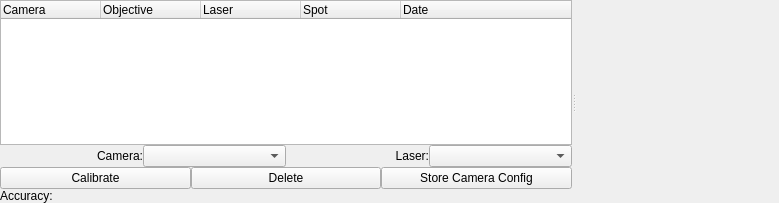
The window that lib/devices/Scanner/DeviceTemplate.ui (acq4/acq4) describes before a commit, drawn with Qt 5.
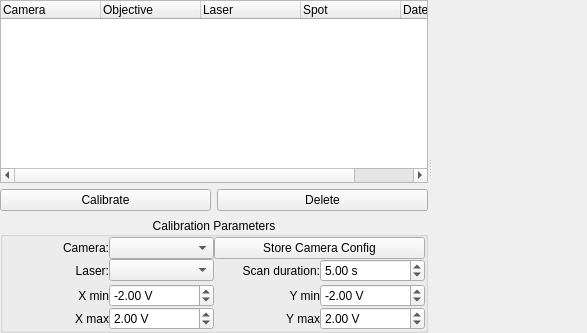
The same window after the commit. Custom widgets are drawn as their Qt base class.

Commit message: Updates to scanner calibration gui

Patch:
```diff
--- a/lib/devices/Scanner/DeviceTemplate.ui
+++ b/lib/devices/Scanner/DeviceTemplate.ui
@@ -6,30 +6,27 @@
    <rect>
     <x>0</x>
     <y>0</y>
-    <width>779</width>
-    <height>203</height>
+    <width>587</width>
+    <height>333</height>
    </rect>
   </property>
   <property name="windowTitle">
    <string>Form</string>
   </property>
-  <layout class="QHBoxLayout" name="horizontalLayout_3">
-   <property name="spacing">
-    <number>0</number>
-   </property>
+  <layout class="QGridLayout" name="gridLayout">
    <property name="margin">
     <number>0</number>
    </property>
-   <item>
+   <property name="spacing">
+    <number>0</number>
+   </property>
+   <item row="0" column="0">
     <widget class="QSplitter" name="splitter">
      <property name="orientation">
       <enum>Qt::Horizontal</enum>
      </property>
-     <widget class="QWidget" name="layoutWidget">
+     <widget class="QWidget" name="">
       <layout class="QVBoxLayout" name="verticalLayout">
-       <property name="spacing">
-        <number>0</number>
-       </property>
        <item>
         <widget class="QTreeWidget" name="calibrationList">
          <property name="rootIsDecorated">
@@ -41,9 +38,6 @@
          <attribute name="headerStretchLastSection">
           <bool>true</bool>
          </attribute>
-         <attribute name="headerStretchLastSection">
-          <bool>true</bool>
-         </attribute>
          <column>
           <property name="text">
            <string>Camera</string>
@@ -71,36 +65,6 @@
          </column>
         </widget>
        </item>
-       <item>
-        <layout class="QHBoxLayout" name="horizontalLayout">
-         <item>
-          <widget class="QLabel" name="label_2">
-           <property name="text">
-            <string>Camera:</string>
-           </property>
-           <property name="alignment">
-            <set>Qt::AlignRight|Qt::AlignTrailing|Qt::AlignVCenter</set>
-           </property>
-          </widget>
-         </item>
-         <item>
-          <widget class="QComboBox" name="cameraCombo"/>
-         </item>
-         <item>
-          <widget class="QLabel" name="label_3">
-           <property name="text">
-            <string>Laser:</string>
-           </property>
-           <property name="alignment">
-            <set>Qt::AlignRight|Qt::AlignTrailing|Qt::AlignVCenter</set>
-           </property>
-          </widget>
-         </item>
-         <item>
-          <widget class="QComboBox" name="laserCombo"/>
-         </item>
-        </layout>
-       </item>
        <item>
         <layout class="QHBoxLayout" name="horizontalLayout_2">
          <item>
@@ -117,20 +81,225 @@
            </property>
           </widget>
          </item>
-         <item>
-          <widget class="QPushButton" name="storeCamConfBtn">
-           <property name="text">
-            <string>Store Camera Config</string>
-           </property>
-          </widget>
-         </item>
         </layout>
        </item>
        <item>
-        <widget class="QLabel" name="accuracyLabel">
-         <property name="text">
-          <string>Accuracy:</string>
+        <widget class="QGroupBox" name="groupBox">
+         <property name="title">
+          <string>Calibration Parameters</string>
          </property>
+         <property name="alignment">
+          <set>Qt::AlignCenter</set>
+         </property>
+         <layout class="QGridLayout" name="gridLayout_3">
+          <property name="margin">
+           <number>0</number>
+          </property>
+          <property name="spacing">
+           <number>0</number>
+          </property>
+          <item row="0" column="0">
+           <layout class="QGridLayout" name="gridLayout_2">
+            <property name="verticalSpacing">
+             <number>0</number>
+            </property>
+            <item row="4" column="0">
+             <widget class="QLabel" name="label">
+              <property name="text">
+               <string>X min</string>
+              </property>
+              <property name="alignment">
+               <set>Qt::AlignRight|Qt::AlignTrailing|Qt::AlignVCenter</set>
+              </property>
+             </widget>
+            </item>
+            <item row="5" column="0">
+             <widget class="QLabel" name="label_4">
+              <property name="text">
+               <string>X max</string>
+              </property>
+              <property name="alignment">
+               <set>Qt::AlignRight|Qt::AlignTrailing|Qt::AlignVCenter</set>
+              </property>
+             </widget>
+            </item>
+            <item row="4" column="2">
+             <widget class="QLabel" name="label_5">
+              <property name="text">
+               <string>Y min</string>
+              </property>
+              <property name="alignment">
+               <set>Qt::AlignRight|Qt::AlignTrailing|Qt::AlignVCenter</set>
+              </property>
+             </widget>
+            </item>
+            <item row="5" column="2">
+             <widget class="QLabel" name="label_6">
+              <property name="text">
+               <string>Y max</string>
+              </property>
+              <property name="alignment">
+               <set>Qt::AlignRight|Qt::AlignTrailing|Qt::AlignVCenter</set>
+              </property>
+             </widget>
+            </item>
+            <item row="5" column="3">
+             <widget class="QDoubleSpinBox" name="yMaxSpin">
+              <property name="suffix">
+               <string> V</string>
+              </property>
+              <property name="minimum">
+               <double>-10.000000000000000</double>
+              </property>
+              <property name="maximum">
+               <double>10.000000000000000</double>
+              </property>
+              <property name="singleStep">
+               <double>0.100000000000000</double>
+              </property>
+              <property name="value">
+               <double>2.000000000000000</double>
+              </property>
+             </widget>
+            </item>
+            <item row="2" column="3">
+             <widget class="QDoubleSpinBox" name="scanDurationSpin">
+              <property name="suffix">
+               <string> s</string>
+              </property>
+              <property name="minimum">
+               <double>0.010000000000000</double>
+              </property>
+              <property name="maximum">
+               <double>100.000000000000000</double>
+              </property>
+              <property name="value">
+               <double>5.000000000000000</double>
+              </property>
+             </widget>
+            </item>
+            <item row="4" column="1">
+             <widget class="QDoubleSpinBox" name="xMinSpin">
+              <property name="suffix">
+               <string> V</string>
+              </property>
+              <property name="minimum">
+               <double>-10.000000000000000</double>
+              </property>
+              <property name="maximum">
+               <double>10.000000000000000</double>
+              </property>
+              <property name="singleStep">
+               <double>0.100000000000000</double>
+              </property>
+              <property name="value">
+               <double>-2.000000000000000</double>
+              </property>
+             </widget>
+            </item>
+            <item row="2" column="2">
+             <widget class="QLabel" name="scanLabel">
+              <property name="text">
+               <string>Scan duration:</string>
+              </property>
+              <property name="alignment">
+               <set>Qt::AlignRight|Qt::AlignTrailing|Qt::AlignVCenter</set>
+              </property>
+             </widget>
+            </item>
+            <item row="1" column="0">
+             <widget class="QLabel" name="label_2">
+              <property name="text">
+               <string>Camera:</string>
+              </property>
+              <property name="alignment">
+               <set>Qt::AlignRight|Qt::AlignTrailing|Qt::AlignVCenter</set>
+              </property>
+             </widget>
+            </item>
+            <item row="1" column="1">
+             <widget class="QComboBox" name="cameraCombo"/>
+            </item>
+            <item row="2" column="0">
+             <widget class="QLabel" name="label_3">
+              <property name="text">
+               <string>Laser:</string>
+              </property>
+              <property name="alignment">
+               <set>Qt::AlignRight|Qt::AlignTrailing|Qt::AlignVCenter</set>
+              </property>
+             </widget>
+            </item>
+            <item row="2" column="1">
+             <widget class="QComboBox" name="laserCombo"/>
+            </item>
+            <item row="1" column="2" colspan="2">
+             <widget class="QPushButton" name="storeCamConfBtn">
+              <property name="toolTip">
+               <string>Remember the current camera configuration (including exposure time, ROI, etc) to use whenever calibrating against this camera.</string>
+              </property>
+              <property name="text">
+               <string>Store Camera Config</string>
+              </property>
+             </widget>
+            </item>
+            <item row="3" column="1">
+             <spacer name="verticalSpacer">
+              <property name="orientation">
+               <enum>Qt::Vertical</enum>
+              </property>
+              <property name="sizeType">
+               <enum>QSizePolicy::Preferred</enum>
+              </property>
+              <property name="sizeHint" stdset="0">
+               <size>
+                <width>20</width>
+                <height>10</height>
+               </size>
+              </property>
+             </spacer>
+            </item>
+            <item row="4" column="3">
+             <widget class="QDoubleSpinBox" name="yMinSpin">
+              <property name="suffix">
+               <string> V</string>
+              </property>
+              <property name="minimum">
+               <double>-10.000000000000000</double>
+              </property>
+              <property name="maximum">
+               <double>10.000000000000000</double>
+              </property>
+              <property name="singleStep">
+               <double>0.100000000000000</double>
+              </property>
+              <property name="value">
+               <double>-2.000000000000000</double>
+              </property>
+             </widget>
+            </item>
+            <item row="5" column="1">
+             <widget class="QDoubleSpinBox" name="xMaxSpin">
+              <property name="suffix">
+               <string> V</string>
+              </property>
+              <property name="minimum">
+               <double>-10.000000000000000</double>
+              </property>
+              <property name="maximum">
+               <double>10.000000000000000</double>
+              </property>
+              <property name="singleStep">
+               <double>0.100000000000000</double>
+              </property>
+              <property name="value">
+               <double>2.000000000000000</double>
+              </property>
+             </widget>
+            </item>
+           </layout>
+          </item>
+         </layout>
         </widget>
        </item>
       </layout>
```
The commit also changes 6 other files.
